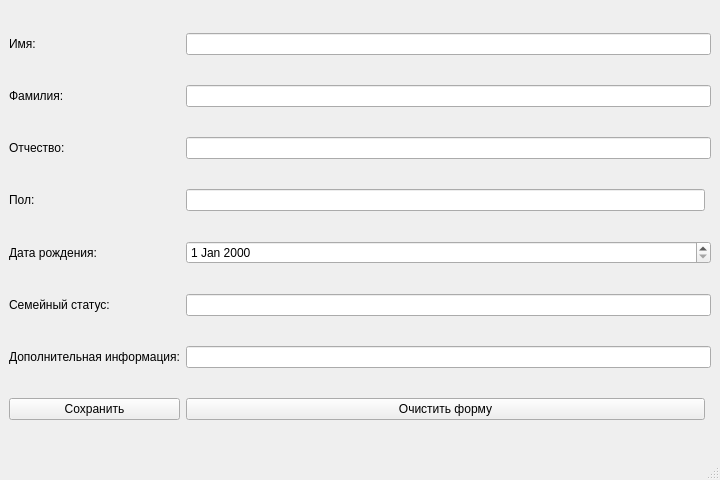
Above: HomeWork_QT_1/mainwindow.ui from it-top-shambala/HomeWork_QT_1 before the change. Below: the same form after it.
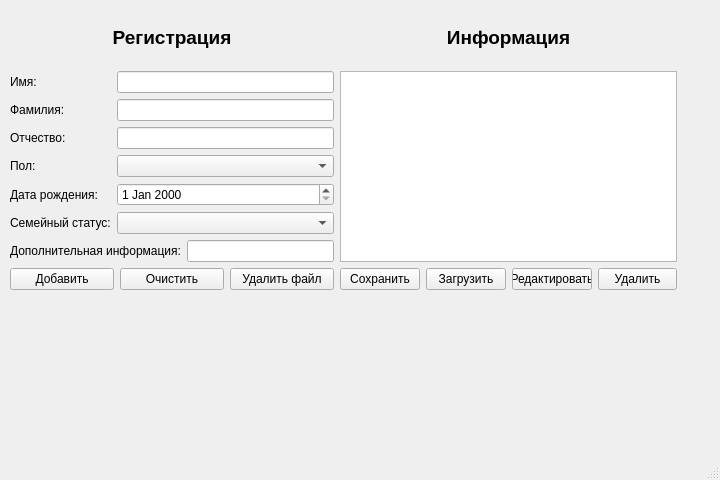
That is the form after the change.

```diff
--- a/HomeWork_QT_1/mainwindow.ui
+++ b/HomeWork_QT_1/mainwindow.ui
@@ -14,92 +14,225 @@
    <string>MainWindow</string>
   </property>
   <widget class="QWidget" name="centralwidget">
+   <widget class="QWidget" name="">
+    <property name="geometry">
+     <rect>
+      <x>10</x>
+      <y>10</y>
+      <width>667</width>
+      <height>280</height>
+     </rect>
+    </property>
    <layout class="QGridLayout" name="gridLayout">
-    <item row="6" column="1" colspan="2">
+     <item row="7" column="2">
      <widget class="QLineEdit" name="setInfo"/>
     </item>
-    <item row="4" column="1" colspan="2">
-     <widget class="QDateEdit" name="setDateBirth"/>
-    </item>
-    <item row="4" column="0">
-     <widget class="QLabel" name="birthDay">
+     <item row="2" column="0">
+      <widget class="QLabel" name="surname">
+       <property name="text">
+        <string>Фамилия:</string>
+       </property>
+      </widget>
+     </item>
+     <item row="8" column="0" colspan="3">
+      <layout class="QHBoxLayout" name="horizontalLayout">
+       <item>
+        <widget class="QPushButton" name="add">
       <property name="text">
-       <string>Дата рождения:</string>
+          <string>Добавить</string>
       </property>
      </widget>
     </item>
-    <item row="5" column="0">
+       <item>
+        <widget class="QPushButton" name="clear">
+         <property name="text">
+          <string>Очистить</string>
+         </property>
+        </widget>
+       </item>
+       <item>
+        <widget class="QPushButton" name="deleteFile">
+         <property name="text">
+          <string>Удалить файл</string>
+         </property>
+        </widget>
+       </item>
+      </layout>
+     </item>
+     <item row="1" column="3" rowspan="7">
+      <widget class="QListWidget" name="listWidget"/>
+     </item>
+     <item row="6" column="0">
      <widget class="QLabel" name="status">
       <property name="text">
        <string>Семейный статус:</string>
       </property>
      </widget>
     </item>
-    <item row="2" column="1" colspan="2">
-     <widget class="QLineEdit" name="setPatronomyc"/>
-    </item>
-    <item row="0" column="1" colspan="2">
-     <widget class="QLineEdit" name="setName"/>
-    </item>
-    <item row="6" column="0">
-     <widget class="QLabel" name="info">
-      <property name="text">
-       <string>Дополнительная информация:</string>
-      </property>
-     </widget>
-    </item>
     <item row="3" column="0">
+      <widget class="QLabel" name="patronomyc">
+       <property name="text">
+        <string>Отчество:</string>
+       </property>
+      </widget>
+     </item>
+     <item row="8" column="3">
+      <layout class="QHBoxLayout" name="horizontalLayout_2">
+       <item>
+        <widget class="QPushButton" name="save">
+         <property name="text">
+          <string>Сохранить</string>
+         </property>
+        </widget>
+       </item>
+       <item>
+        <widget class="QPushButton" name="load">
+         <property name="text">
+          <string>Загрузить</string>
+         </property>
+        </widget>
+       </item>
+       <item>
+        <widget class="QPushButton" name="pushButton">
+         <property name="text">
+          <string>Редактировать</string>
+         </property>
+        </widget>
+       </item>
+       <item>
+        <widget class="QPushButton" name="deletePosition">
+         <property name="text">
+          <string>Удалить</string>
+         </property>
+        </widget>
+       </item>
+      </layout>
+     </item>
+     <item row="4" column="0">
      <widget class="QLabel" name="sex">
       <property name="text">
        <string>Пол:</string>
       </property>
      </widget>
     </item>
-    <item row="0" column="0">
+     <item row="1" column="0">
      <widget class="QLabel" name="name">
       <property name="text">
        <string>Имя:</string>
       </property>
      </widget>
     </item>
-    <item row="8" column="1">
-     <widget class="QPushButton" name="clear">
+     <item row="5" column="0">
+      <widget class="QLabel" name="birthDay">
       <property name="text">
-       <string>Очистить форму</string>
+        <string>Дата рождения:</string>
+       </property>
+      </widget>
+     </item>
+     <item row="7" column="0" colspan="2">
+      <widget class="QLabel" name="info">
+       <property name="text">
+        <string>Дополнительная информация:</string>
+       </property>
+      </widget>
+     </item>
+     <item row="0" column="3">
+      <widget class="QLabel" name="label_Info">
+       <property name="font">
+        <font>
+         <pointsize>14</pointsize>
+         <weight>75</weight>
+         <bold>true</bold>
+        </font>
+       </property>
+       <property name="text">
+        <string>Информация</string>
+       </property>
+       <property name="alignment">
+        <set>Qt::AlignCenter</set>
       </property>
      </widget>
     </item>
     <item row="1" column="1" colspan="2">
+      <widget class="QLineEdit" name="setName"/>
+     </item>
+     <item row="2" column="1" colspan="2">
      <widget class="QLineEdit" name="setSurname"/>
     </item>
-    <item row="2" column="0">
-     <widget class="QLabel" name="patronomyc">
+     <item row="3" column="1" colspan="2">
+      <widget class="QLineEdit" name="setPatronomyc"/>
+     </item>
+     <item row="4" column="1" colspan="2">
+      <widget class="QComboBox" name="comboBox_setSex">
+       <property name="currentIndex">
+        <number>-1</number>
+       </property>
+       <item>
       <property name="text">
-       <string>Отчество:</string>
-      </property>
-     </widget>
-    </item>
-    <item row="1" column="0">
-     <widget class="QLabel" name="surname">
+         <string>Мужской</string>
+        </property>
+       </item>
+       <item>
       <property name="text">
-       <string>Фамилия:</string>
-      </property>
+         <string>Женский</string>
+        </property>
+       </item>
+       <item>
+        <property name="text">
+         <string>Не определено</string>
+        </property>
+       </item>
      </widget>
     </item>
     <item row="5" column="1" colspan="2">
-     <widget class="QLineEdit" name="setStatus"/>
-    </item>
-    <item row="8" column="0">
-     <widget class="QPushButton" name="save">
+      <widget class="QDateEdit" name="setDateBirth"/>
+     </item>
+     <item row="6" column="1" colspan="2">
+      <widget class="QComboBox" name="comboBox_setStatus">
+       <property name="currentIndex">
+        <number>-1</number>
+       </property>
+       <item>
       <property name="text">
-       <string>Сохранить</string>
-      </property>
-     </widget>
-    </item>
-    <item row="3" column="1">
-     <widget class="QLineEdit" name="setSex"/>
-    </item>
-   </layout>
+         <string>Женат / Замужем</string>
+        </property>
+       </item>
+       <item>
+        <property name="text">
+         <string>Свободен / Свободна</string>
+        </property>
+       </item>
+       <item>
+        <property name="text">
+         <string>В разводе</string>
+        </property>
+       </item>
+       <item>
+        <property name="text">
+         <string>В активном поиске</string>
+        </property>
+       </item>
+      </widget>
+     </item>
+     <item row="0" column="0" colspan="3">
+      <widget class="QLabel" name="label">
+       <property name="font">
+        <font>
+         <pointsize>14</pointsize>
+         <weight>75</weight>
+         <bold>true</bold>
+        </font>
+       </property>
+       <property name="text">
+        <string>Регистрация</string>
+       </property>
+       <property name="alignment">
+        <set>Qt::AlignCenter</set>
+       </property>
+      </widget>
+     </item>
+    </layout>
+   </widget>
   </widget>
   <widget class="QMenuBar" name="menubar">
    <property name="geometry">
```
Lines whose indentation alone changed are shown as unchanged.
